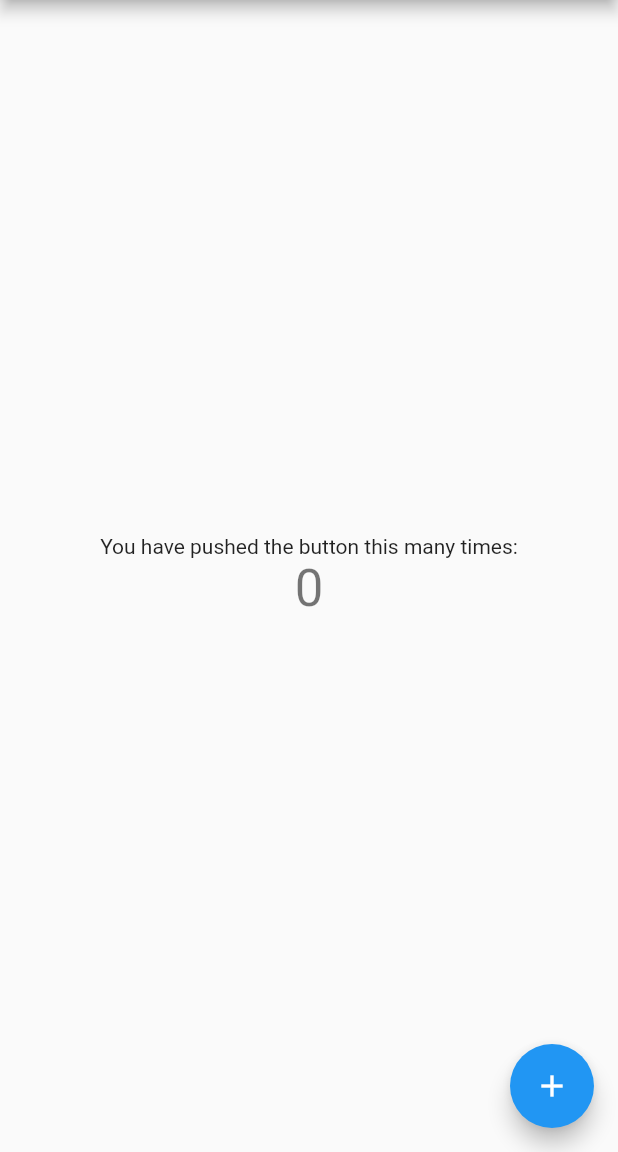
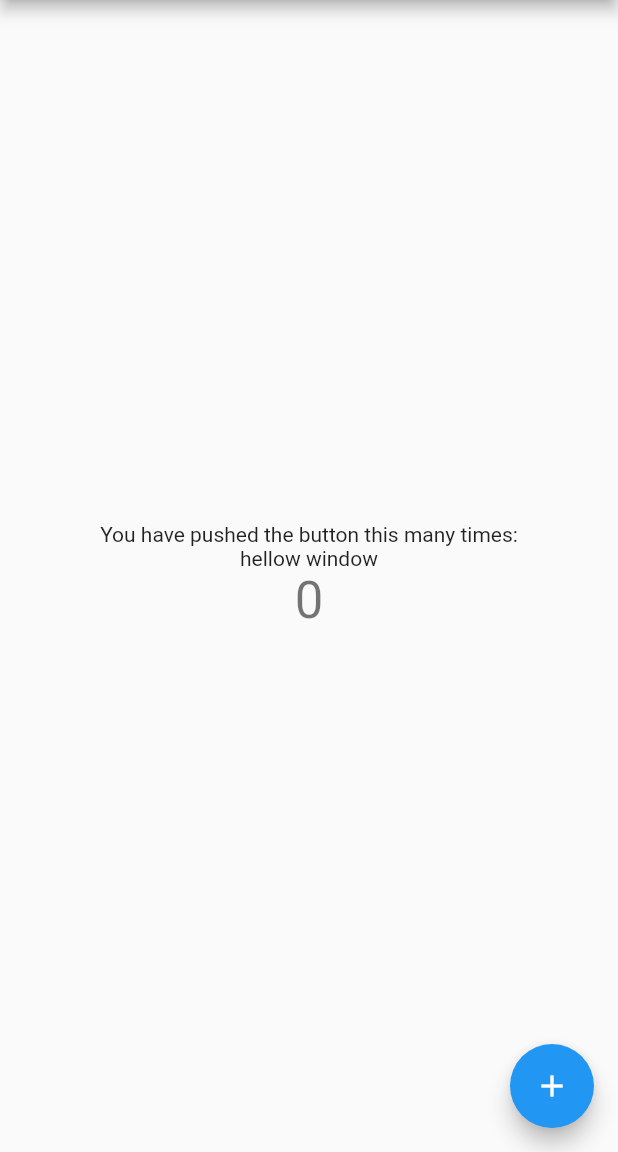
Before and after one commit to Somnium-The-Ham/last_text, a Flutter app: the screen it shows after launch, on a phone screen of 412 x 824 dp, the part 84-1236 px from its top. Run offline on Flutter 3.47's test engine with Material 2 defaults, Android fonts, the phone set to English and light mode, and no system bars.

Commit message:
-windowtest2

```diff
--- a/lib/main.dart
+++ b/lib/main.dart
@@ -94,6 +94,7 @@ class _MyHomePageState extends State<MyHomePage> {
             Text(
               'You have pushed the button this many times:',
             ),
+            Text('hellow window'),
             Text(
               '$_counter',
               style: Theme.of(context).textTheme.display1,
```
